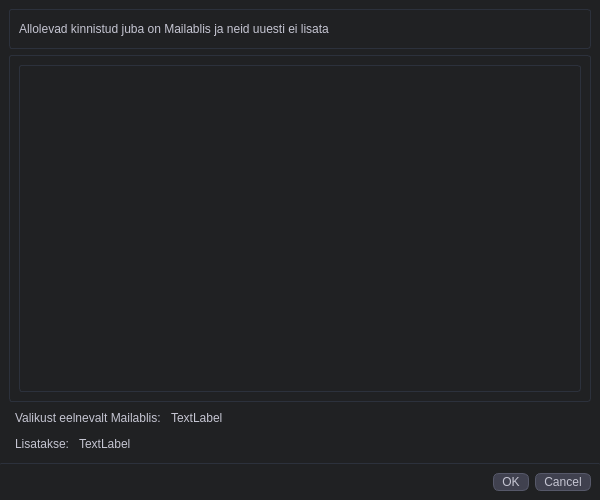
Before: the Qt Designer form mailabl-qgis/widgets/Confirmation_list.ui in TuloliKalver/mailabl-qgis, drawn with Qt 5.
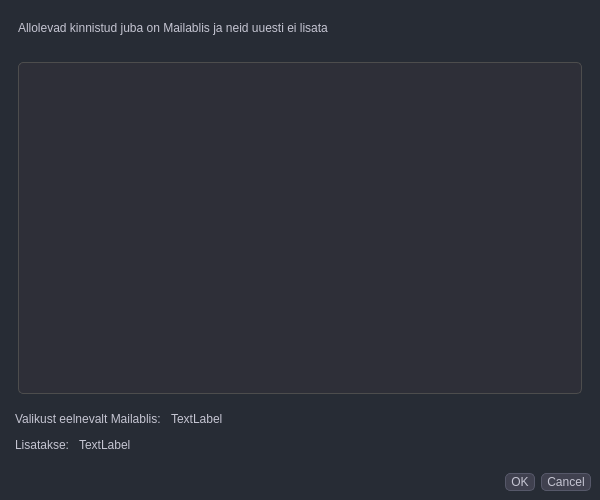
After: the same form once the commit is applied. Icons and pictures are not drawn.

Patch:
```diff
--- a/mailabl-qgis/widgets/Confirmation_list.ui
+++ b/mailabl-qgis/widgets/Confirmation_list.ui
@@ -14,26 +14,7 @@
    <string>Dialog</string>
   </property>
   <property name="styleSheet">
-   <string notr="true">/*üleüldine taust ja toonid*/
-/*   *{ 
-    --gray-0: #fff;
-    --gray-50: #f7f7f8;
-    --gray-100: #ececf1;
-    --gray-200: #d9d9e3;
-    --gray-300: #c5c5d2;
-    --gray-400: #acacbe;
-    --gray-500: #8e8ea0;
-    --gray-600: #565869;
-    --gray-700: #40414f;
-    --gray-800: #343541;
-    --gray-900: #202123;
-    gray-950: #050509
-    }*/
-
-
-
-/*üleüldine taust ja toonid*/
-
+   <string notr="true">
 *{
 	border: transparent;
 	background-color: transparent;
@@ -44,45 +25,670 @@
 }
 
 
-#Dialog{
+QWidget{
+    background-color: #272c35;
+	color:#c5c5d2
+}
+
+
+/*Line Edit styling*/
+QLineEdit {
+    background-color: #35363f;  /* Lighter background color */
+    color: #ececf1;
+    /*border: 1px solid #4d4d5b;  Thinner border with a different color */
+    border-radius: 5px;
+    padding: 4px;
+}
+
+QLineEdit:hover {
+    background-color: #3d3e47;  /* Slightly darker background color on hover */
+}
+
+/* Remove top and side borders */
+QLineEdit {
+    border-top: none;
+    border-left: none;
+    border-right: none;
+}
+
+
+/*konteinerite peamised omadused*/
+#centerMenuSubContainer{
+    background-color: #272c35;
+}
+
+#swWorkSpace{
     background-color: #202123;
 }
+#Sevituudid{
+    background-color: #343b47;
+}
 
+#leftMenuContainer{
+    background-color: #202123 ;
+}
 
+#rightMenuContainer{
+    background-color: #272c35;
+}
+
+#SetupLayers, #SetupLayers_2, #SetupUserData {
+border: none;
+border-bottom: 1px solid rgb(131, 142, 162);
+}
+
+/*nuppu peamised omadused*/
+/*Üldomadused*/
 QPushButton{
-	padding: 1px 8px;
-    border-radius: 6px;
+	padding: 1px 5px;
+	text-align: center;
+	border-radius: 5px;
 	background-color:#40414f;
-	border: 0.5px solid #565869;
+	border: 1px solid #565869;
 }
 
 
 QPushButton:hover{
     background-color: #8e8ea0;
-	padding: 1px 8px;
-    border-radius: 8px;
 	border: 0.5px solid #acacbe;
-	color: rgb(255, 255, 255);
-	padding: 2px 8px;
-    border-radius: 6px
+	color: #343541;
+	text-align: center;
+	padding: 2px 5px;
+    border-radius: 5px;	
 }
 
+QPushButton:disabled {
+    background-color: #303040; /* Adjusted disabled background color */
+    border: 1px solid #707070; /* Adjust border color for disabled state */
+    color: #8a95a5; /* Adjust text color for disabled state */
+}
 
 
-#f_heading, #f_results, #tblW_confirmation{
+#UC_Main_Frame QPushButton,#pbChoose_Properties_for_Projects{
+	padding: 1px 8px;
+    border-radiusr: 6px;
+}
 
-        border: 1px solid #2c313c;
-        border-radius: 3px
-		
-    }
+#UC_Main_Frame QPushButton:hover{
 
+	padding: 1px 8px;
+    border-radius: 6px;
+}
 
-#f_buttons {
-    border-top: 1px solid #2c313c; 
-    border-radius: 1px
+
+#wOl_Settings QPushButton{
+	padding: 1px 8px;
+    border-radius: 6px;
 }
 
+#wOl_Settings QPushButton:hover{
+	padding: 1px 8px;
+    border-radius: 6px;
+}
 
+#rightMenuContainer QPushButton{
+	text-align: right;
+	border-top-right-radius: 0px;
+	border-bottom-right-radius: 0px;
+    
+}
+
+#rightMenuContainer QPushButton:hover{
+    text-align: right;
+    border-top-right-radius: 0px;
+	border-bottom-right-radius: 0px;  
+}
+
+
+#leftMenuContainer QPushButton{
+	text-align: left;
+	border-top-left-radius: 0px;
+	border-bottom-left-radius: 0px;	
+}
+#leftMenuContainer QPushButton:hover{
+    text-align: left;
+	border-top-left-radius: 0px;
+	border-bottom-left-radius: 0px;
+
+}
+
+
+
+
+/* Combined Style for QComboBox to Ensure Consistency */
+
+/* Base style for QComboBox */
+QComboBox {
+    border: 1px solid #565869; /* Using --gray-600 */
+    border-radius: 5px; /* Rounded corners */
+    background-color: #343541; /* Using --gray-800 */
+    color: #ececf1; /* Using --gray-100 */
+    padding-left: 2px; /* Move text 2 pixels to the right */
+}
+
+/* Disabled state */
+QComboBox:disabled {
+    background-color: #c5c5d2; /* Using --gray-300 */
+    color: #8e8ea0; /* Using --gray-500 */
+    padding-left: 2px; /* Move text 2 pixels to the right */
+}
+
+/* Hover state */
+QComboBox:hover {
+    border: 1px solid #acacbe; /* Using --gray-400 */
+    padding-left: 2px; /* Move text 2 pixels to the right */
+}
+
+/* Focus state */
+QComboBox:focus {
+    border: 1px solid #acacbe; /* Kept original lime green color */
+    padding-left: 2px; /* Move text 2 pixels to the right */
+}
+
+/* Dropdown button */
+QComboBox::drop-down {
+    subcontrol-position: center right;
+    border-radius: 3px; /* Rounded corners */
+    /*width: 24px;*/
+    borde: 0.5px solid #acacbe; /* Kept original lime green color */
+    background-color: #343541; /* Using --gray-800 */
+}
+
+/* Dropdown arrow */
+QComboBox::down-arrow {
+    image: url(':/qt-project.org/styles/macstyle/images/toolbar-ext.png'); /* Default arrow image */
+    height: 16px;
+    width: 16px;
+}
+
+QComboBox::down-arrow:on,
+QComboBox::down-arrow:hover,
+QComboBox::down-arrow:focus {
+    image: url(':/qt-project.org/styles/macstyle/images/toolbar-ext.png'); /* Arrow image on hover, focus */
+}
+
+/* QAbstractItemView (dropdown list) */
+QComboBox QAbstractItemView {
+    background-color: #343541; /* Using --gray-900 */
+    border: 1px solid #4d4d4d; /* Similar to gray-600 */
+    selection-background-color: qlineargradient(
+        x1: 0, y1: 0, x2: 1, y2: 0,
+        stop: 0 rgba(50, 50, 50, 255), /* Dark gray */
+        stop: 1 rgba(100, 100, 100, 255) /* Lighter gray */
+    );
+    selection-color: #ececf1; /* Using --gray-100 */
+    color: #ececf1;
+    padding-left: 2px; /* Move text 2 pixels to the right */
+}
+
+/* Selected item in list */
+QComboBox QAbstractItemView::item:selected {
+    background-color: qlineargradient(
+        x1: 0, y1: 0, x2: 1, y2: 0,
+        stop: 0 rgba(50, 50, 50, 255), /* Dark gray */
+        stop: 1 rgba(100, 100, 100, 255) /* Lighter gray */
+    );
+    color: #ececf1; /* Using --gray-100 */
+    padding-left: 2px; /* Move text 2 pixels to the right */
+}
+
+/* Hover over item in list */
+QComboBox QAbstractItemView::item:hover {
+    background-color: qlineargradient(
+        x1: 0, y1: 0, x2: 1, y2: 0,
+        stop: 0 rgba(50, 50, 50, 255), /* Dark gray */
+        stop: 1 rgba(100, 100, 100, 255) /* Lighter gray */
+    );
+    color: #ececf1; /* Using --gray-100 */
+    padding-left: 2px; /* Move text 2 pixels to the right */
+}
+
+/* Handle the padding of items in the list view */
+QComboBox QAbstractItemView::item {
+    padding-left: 2px; /* Move text 2 pixels to the right */
+}
+
+/* Ensure keyboard navigation shows selection */
+QComboBox::item:selected:!hover {
+    background-color: qlineargradient(
+        spread: pad, 
+        x1: 0, y1: 0, 
+        x2: 0, y2: 1, 
+        stop: 0.259887 rgba(50, 50, 50, 202), 
+        stop: 1 rgba(180, 180, 180, 255)
+    ); 
+    color: #ececf1; /* White text color for keyboard selection */
+    padding-left: 2px; /* Move text 2 pixels to the right */
+}
+
+/* Checked state of the checkbox */
+QComboBox::indicator:checked {
+    background-color: #565869; /* Kept original lime green color */
+    image: url(':/images/themes/default/algorithms/mAlgorithmCheckGeometry.svg'); /* Path to your checked image */
+    width: 10px;  /* Adjusted width to fit within the border */
+    height: 10px; /* Adjusted height to fit within the border */
+}
+
+/* Unchecked state can have a background color */
+QComboBox::indicator:unchecked {
+    background-color: #565869; /* Using --gray-600 */
+}
+
+
+
+
+
+/* General QCheckBox styles */
+QCheckBox {
+    color: #d1d1e0; /* Light gray text color */
+    spacing: 5px; /* Space between checkbox and text */
+}
+
+/* Style the indicator (checkbox) */
+QCheckBox::indicator {
+    width: 12px; /* Width of the checkbox */
+    height: 12px; /* Height of the checkbox */
+    background-color: #3a3b46; /* Darker gray for unchecked state */
+    border: 1px solid #565869; /* Border color for unchecked state */
+    border-radius: 2px; /* Slightly rounded corners */
+}
+
+/* Style the indicator when checked */
+QCheckBox::indicator:checked {
+    background-color: #4a4b59; /* Slightly darker gray for checked state */
+    border: 1px solid #4d4d4d; /* Border color matching the theme */
+    border-radius: 2px; /* Slightly rounded corners */
+    image: url(:/images/themes/default/algorithms/mAlgorithmCheckGeometry.svg); /* Using provided SVG icon URL */
+}
+
+/* Style the indicator when unchecked */
+QCheckBox::indicator:unchecked {
+    background-color: #3a3b46; /* Darker gray for unchecked state */
+    border: 1px solid #565869; /* Border color for unchecked state */
+}
+
+/* Style the indicator when hovered */
+QCheckBox::indicator:hover {
+    background-color: #4e4f5b; /* Medium gray when hovering */
+}
+
+/* Style the indicator when disabled */
+QCheckBox::indicator:disabled {
+    background-color: #30303a; /* Darker background color for disabled state */
+    border: 1px solid #4d4d4d; /* Darker border for disabled state */
+}
+
+/* Style the indicator when checked and disabled */
+QCheckBox::indicator:checked:disabled {
+    background-color: rgba(50, 50, 60, 0.5); /* Semi-transparent darker gray for checked and disabled state */
+    border: 1px solid #4d4d4d; /* Border color matching the theme */
+    image: url(:/images/themes/default/algorithms/mAlgorithmCheckGeometry.svg); /* Using provided SVG icon URL */
+    opacity: 0.5; /* Make the icon appear disabled */
+}
+
+/* Style the checkbox text when disabled */
+QCheckBox:disabled {
+    color: #6a6a75; /* Darker text color for disabled state */
+}
+
+
+QGroupBox{
+	color: #ececf1;
+}
+
+
+/* Style for the selected tab */
+QTabBar::tab:selected {
+    background-color: #50515f; /* Background color for the selected tab */
+    color: #ececf1; /* Text color for the selected tab */
+    border: 1px solid #acacbe; /* Lighter border for the selected tab */
+    border-bottom: 1px solid #202123; /* Match the background color of the tab pane to create a seamless look */
+    padding: 7px 12px; /* Slightly adjust padding for selected tab */
+}
+
+/* Style for the hovered tab */
+QTabBar::tab:hover {
+    background-color: #8e8ea0; /* Background color when hovering over a tab */
+    color: #343541; /* Text color for the hovered tab */
+    border: 1px solid #acacbe; /* Lighter border on hover */
+}
+
+/* Style for disabled tabs */
+QTabBar::tab:disabled {
+    background-color: #30303a; /* Darker background for disabled tabs */
+    color: #6a6a75; /* Muted text color for disabled tabs */
+    border: 1px solid #565869; /* Border color for disabled tabs */
+}
+
+/* Adjustments to the tab pane (content area below the tabs) */
+QTabWidget::pane {
+    border: 1px solid #565869; /* Border around the content area */
+    background-color: #202123; /* Match the background of the content area to other containers */
+    border-radius: 3px; /* Rounded corners for the content area */
+    margin-top: -1px; /* Overlap with the tab bar to create a seamless transition */
+}
+
+/* General QScrollBar style within QTableView */
+QScrollBar:vertical, QScrollBar:horizontal {
+    background-color: transparent; /* Ensure the scrollbar background is transparent */
+}
+
+/* Vertical scroll bar groove (track) */
+QScrollBar::groove:vertical {
+    border: 1px solid #4d4d4d; /* Dark border around the groove */
+    width: 8px; /* Width of the groove */
+    background: #333; /* Darker gray for the groove background */
+    border-radius: 3px; /* Adjusted to be less than half of 8px */
+}
+
+/* Horizontal scroll bar groove (track) */
+QScrollBar::groove:horizontal {
+    border: 1px solid #4d4d4d; /* Dark border around the groove */
+    height: 8px; /* Height of the groove */
+    background: #333; /* Darker gray for the groove background */
+    border-radius: 3px; /* Adjusted to be less than half of 8px */
+}
+
+/* Vertical scroll bar handle (thumb) */
+QScrollBar::handle:vertical {
+    background: #b5b5b5; /* Lighter gray for the handle */
+    border: 1px solid #707070; /* Slightly darker border for the handle */
+    width: 16px; /* Width of the handle */
+    border-radius: 6px; /* Adjusted to be less than half of 16px for a rounded effect */
+}
+
+/* Horizontal scroll bar handle (thumb) */
+QScrollBar::handle:horizontal {
+    background: #b5b5b5; /* Lighter gray for the handle */
+    border: 1px solid #707070; /* Slightly darker border for the handle */
+    height: 16px; /* Height of the handle */
+    border-radius: 6px; /* Adjusted to be less than half of 16px for a rounded effect */
+}
+
+/* Handle when hovered (both vertical and horizontal) */
+QScrollBar::handle:vertical:hover, QScrollBar::handle:horizontal:hover {
+    background: #d8d8d8; /* Lighter gray when hovered */
+}
+
+/* Handle when pressed (both vertical and horizontal) */
+QScrollBar::handle:vertical:pressed, QScrollBar::handle:horizontal:pressed {
+    background: #999; /* Darker gray when pressed */
+}
+
+/* Slider groove when focused (both vertical and horizontal) */
+QScrollBar::groove:vertical:focus, QScrollBar::groove:horizontal:focus {
+    background: #444; /* Slightly brighter when focused */
+}
+
+/* Scrollbar arrows (both vertical and horizontal) */
+QScrollBar::add-line:vertical, QScrollBar::sub-line:vertical,
+QScrollBar::add-line:horizontal, QScrollBar::sub-line:horizontal {
+    background: #40414f; /* Background for the arrows */
+    border: 1px solid #565869; /* Border for the arrows */
+    border-radius: 2px; /* Adjusted to be less than half of 4px */
+}
+
+/* Arrows on hover */
+QScrollBar::add-line:vertical:hover, QScrollBar::sub-line:vertical:hover,
+QScrollBar::add-line:horizontal:hover, QScrollBar::sub-line:horizontal:hover {
+    background: #8e8ea0; /* Lighter background on hover */
+}
+
+/* Style for the scroll bar pages (scroll bar track) */
+QScrollBar::add-page:vertical, QScrollBar::sub-page:vertical,
+QScrollBar::add-page:horizontal, QScrollBar::sub-page:horizontal {
+    background: none; /* No background for the pages */
+}
+
+/* Adjust QListWidget style */
+QListWidget {
+    background-color: #2e2f38; /* Dark gray background to match the new theme */
+    color: #d1d1e0; /* Light gray text color */
+    border: 1px solid #4d4d4d; /* Border color matching the scrollbar groove */
+    border-radius: 3px; /* Rounded corners */
+    padding: 3px; /* Add padding to the list */
+}
+
+/* Style for individual items in the QListWidget */
+QListWidget::item {
+    background: qlineargradient(x1: 0, y1: 0, x2: 1, y2: 1, stop: 0 rgba(60, 62, 73, 0.2), stop: 1 rgba(42, 42, 51, 0.35)); /* Gradient for non-selected items */
+    color: #d1d1e0; /* Light gray text color for unselected items */
+    padding: 3px; /* Padding around list items */
+    border-radius: 1.5px; /* Slight rounding of the item edges */
+}
+
+/* Style for selected items in QListWidget */
+QListWidget::item:selected {
+    background: qlineargradient(x1: 0, y1: 0, x2: 1, y2: 1, stop: 0 rgba(210, 72, 72, 0.05), stop: 1 rgba(210, 72, 72, 0.25)); /* Gradient for selected items */
+    color: #ececf1; /* Lighter text color for selected items */
+    border: 1px solid #707070; /* Lighter border for the selected item */
+}
+
+/* Style for hovered items in QListWidget */
+QListWidget::item:hover {
+    background-color: #4e4f5b; /* Medium gray background color when hovering */
+    color: #ececf1; /* Text color on hover to maintain contrast */
+}
+
+/* Style for disabled items in QListWidget */
+QListWidget::item:disabled {
+    background-color: #30303a; /* Darker background for disabled items */
+    color: #6a6a75; /* Muted gray text color for disabled items */
+}
+
+/* General QLineEdit styles */
+QLineEdit {
+    background-color: #35363f; /* Lighter background color */
+    color: #ececf1; /* Light gray text color */
+    border: 1px solid #4d4d5b; /* Thinner border with a different color */
+    border-radius: 5px; /* Rounded corners */
+    padding: 4px; /* Padding inside the line edit */
+    /* Remove top and side borders */
+    border-top: none;
+    border-left: none;
+    border-right: none;
+}
+
+/* Style for the line edit when focused */
+QLineEdit:focus {
+    border: 1px solid #6a6a75; /* Highlight border color when focused */
+    background-color: #35363f; /* Keep the background color consistent when focused */
+}
+
+/* Style for the placeholder text */
+QLineEdit::placeholder {
+    color: #6a6a75; /* Lighter gray color for placeholder text */
+}
+
+/* Style for the line edit when disabled */
+QLineEdit:disabled {
+    background-color: #30303a; /* Darker background color for disabled state */
+    color: #6a6a75; /* Muted gray text color for disabled state */
+    border: 1px solid #4d4d4d; /* Same border color as normal state */
+}
+
+/* Style for the line edit when read-only */
+QLineEdit[readOnly=&quot;true&quot;] {
+    background-color: #35363f; /* Same as normal background */
+    color: #ececf1; /* Same as normal text color */
+    border: 1px solid #4d4d5b; /* Same as normal border */
+    border-style: dashed; /* Dashed border style for read-only state */
+}
+
+/* Style for the line edit when active */
+QLineEdit:active {
+    border: 1px solid #6a6a75; /* Highlight border color when active */
+}
+
+/* Style for the line edit when hovered */
+QLineEdit:hover {
+    background-color: #3d3e47; /* Slightly darker background color on hover */
+}
+
+/* Style for the line edit when error state (optional) */
+QLineEdit:invalid {
+    border: 1px solid #d20000; /* Red border for invalid input */
+}
+
+/* Style for the line edit when modified (optional) */
+QLineEdit:modified {
+    border: 1px solid #d1d1e0; /* Border color indicating modification */
+}
+
+
+/* General QTableView adjustments */
+QTableView {
+    background-color: #2e2f38; /* Dark gray for all rows */
+    color: #d1d1e0; /* Light gray text color */
+    border: 1px solid #4d4d4d; /* Border color matching the scrollbar groove */
+    border-radius: 5px; /* Rounded corners */
+    gridline-color: #565869; /* Gridline color */
+    selection-background-color: qlineargradient(
+        x1: 0, y1: 0, x2: 0, y2: 1,
+		stop: 0 rgba(46, 47, 56, 10),   /* Lighter gray with higher transparency (about 47%) */
+        stop: 1 rgba(210, 72, 72, 50)    /* Darker red with lower transparency (about 29%) */
+    ); /* Gradient for selected cells */
+    selection-color: #ececf1; /* Lighter text color for selected cells */
+}
+
+/* Adjust header style */
+QHeaderView::section {
+    background-color: #35353f; /* Darker gray background for the header */
+    color: #d1d1e0; /* Light gray text color in the header */
+    border-top: 0.5px solid #323232; /* Slightly darker border on top */
+    border-left: 0.5px solid #323232; /* Slightly darker border on left */
+    border-right: 0.5px solid #323232; /* Slightly darker border on right */
+    border-bottom: 1px solid #4d4d4d; /* Lighter bottom border to separate data from headers */
+    padding: 1px 3px; /* Slightly reduced padding */
+    border-top-left-radius: 2px; /* Retain rounding on the top-left corner */
+    border-top-right-radius: 2px; /* Retain rounding on the top-right corner */
+    border-bottom-left-radius: 0px; /* No rounding on the bottom-left corner */
+    border-bottom-right-radius: 0px; /* No rounding on the bottom-right corner */
+    font-size: 11px; /* Reduced font size */
+}
+
+/* Style for hovered rows */
+QTableView::item:hover {
+    background-color: #4e4f5b; /* Medium gray background color when hovering over a row */
+    color: #ececf1; /* Text color on hover for better contrast */
+}
+
+/* Style for selected rows */
+QTableView::item:selected {
+    background-color: qlineargradient(
+        x1: 0, y1: 0, x2: 0, y2: 1,
+		stop: 0 rgba(46, 47, 56, 10),   /* Lighter gray with higher transparency (about 47%) */
+        stop: 1 rgba(210, 72, 72, 50)    /* Darker red with lower transparency (about 29%) */
+    ); /* Gradient background color for selected rows */
+    color: #ececf1; /* Light gray text color for selected rows */
+}
+
+/* Style for all rows (non-selected) */
+QTableView::item {
+    background-color: qlineargradient(
+        x1: 0, y1: 0, x2: 0, y2: 1,
+        stop: 0 rgba(80, 80, 80, 25),   /* Lighter gray with 20% opacity (2 steps lighter) */
+        stop: 1 rgba(42, 42, 51, 255)    /* Darker gray with 35% opacity */
+    ); /* Gradient background color for non-selected rows */
+    color: #d1d1e0; /* Light gray text color */
+}
+
+/* Ensure deselected rows return to their original state */
+QTableView::item:!selected {
+    background-color: qlineargradient(
+        x1: 0, y1: 0, x2: 0, y2: 1,
+        stop: 0 rgba(80, 80, 80, 25),   /* Lighter gray with 20% opacity (2 steps lighter) */
+        stop: 1 rgba(42, 42, 51, 255)    /* Darker gray with 35% opacity */
+    ); /* Reset to the default background color */
+    color: #d1d1e0; /* Reset to the default text color */
+}
+
+
+/* General style for QProgressBar */
+QProgressBar {
+    background-color: #2e2f38; /* Dark gray background matching the table */
+    color: #d1d1e0; /* Light gray text color */
+    border: 1px solid #4d4d4d; /* Border matching the table border */
+    border-radius: 5px; /* Rounded corners */
+    text-align: center; /* Center the text inside the progress bar */
+    padding: 2px; /* Padding for better spacing */
+}
+
+/* Style for the progress chunk */
+QProgressBar::chunk {
+    background-color: qlineargradient(
+        x1: 0, y1: 0, x2: 1, y2: 0,
+        stop: 0 #d14848, /* Start with darker red matching the selection color */
+        stop: 1 #e57373  /* End with a slightly lighter red */
+    ); /* Gradient effect for the progress bar */
+    border-radius: 3px; /* Slight rounding of the progress chunk */
+}
+
+/* Style for the indeterminate progress bar (if used) */
+QProgressBar[minimum=&quot;0&quot;][maximum=&quot;0&quot;] {
+    background-color: #2e2f38; /* Dark gray background matching the table */
+    border: 1px solid #4d4d4d; /* Border matching the table border */
+    color: #d1d1e0; /* Light gray text color */
+}
+
+QProgressBar[minimum=&quot;0&quot;][maximum=&quot;0&quot;]::chunk {
+    background-color: qlineargradient(
+        x1: 0, y1: 0, x2: 1, y2: 0,
+        stop: 0 #d14848, /* Start with darker red */
+        stop: 1 #e57373  /* End with a slightly lighter red */
+    ); /* Moving gradient for the indeterminate progress bar */
+}
+
+/* General QGroupBox Styling */
+QGroupBox {
+    color: #ececf1; /* Light gray text color for the group box title */
+    background-color: #272c35; /* Dark background to match the surrounding theme */
+    border: 1px solid #565869; /* Border color to distinguish the group box */
+    border-radius: 5px; /* Rounded corners for a smoother look */
+    margin-top: 10px; /* Space above the group box title */
+    padding: 10px; /* Padding inside the group box to space out contents */
+}
+
+/* Title of the QGroupBox */
+QGroupBox::title {
+    subcontrol-origin: margin; /* Align the title relative to the group box's margin */
+    subcontrol-position: top left; /* Position the title at the top left */
+    padding-left: 5px; /* Add padding to the left of the title */
+    padding-right: 5px; /* Add padding to the right of the title */
+    background-color: #343b47; /* Background for the title to make it stand out */
+    color: #ececf1; /* Text color for the title */
+    border-radius: 3px; /* Slightly round the corners of the title background */
+    font-weight: bold; /* Make the title text bold */
+}
+
+/* QGroupBox when hovered */
+QGroupBox:hover {
+    border: 1px solid #8e8ea0; /* Lighter border color on hover */
+}
+
+/* QGroupBox when focused */
+QGroupBox:focus {
+    border: 1px solid #acacbe; /* Even lighter border color when focused */
+    box-shadow: 0 0 5px 1px #8e8ea0; /* Add a subtle shadow to indicate focus */
+}
+
+/* Disabled QGroupBox */
+QGroupBox:disabled {
+    color: #6a6a75; /* Darker gray text color when disabled */
+    background-color: #30303a; /* Slightly darker background for disabled state */
+    border: 1px solid #4d4d4d; /* Darker border color for disabled state */
+}
+
+QGroupBox::title:disabled {
+    color: #6a6a75; /* Darker title text color when disabled */
+    background-color: #3a3b46; /* Darker title background color for disabled state */
+}
+
+/* Content inside the QGroupBox */
+QGroupBox QWidget {
+    background-color: #2e2f38; /* Match background of content to group box */
+    color: #d1d1e0; /* Light gray text color for contents */
+}
 </string>
   </property>
   <layout class="QVBoxLayout" name="verticalLayout">
```
